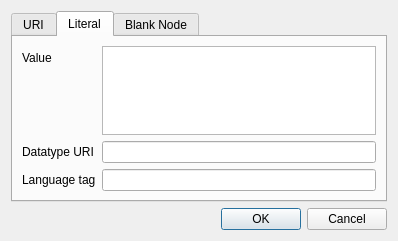
This is GRASP/nodeedit.ui in Anchakor/GRASP as Qt 5 draws it before an edit. The edited form follows.
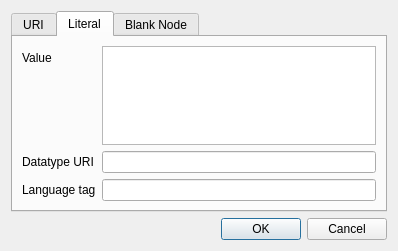
This is the edited form.

What changed in the file:
```diff
--- a/GRASP/nodeedit.ui
+++ b/GRASP/nodeedit.ui
@@ -10,7 +10,7 @@
     <x>0</x>
     <y>0</y>
     <width>398</width>
-    <height>241</height>
+    <height>251</height>
    </rect>
   </property>
   <property name="windowTitle">
@@ -37,6 +37,9 @@
        <string>Literal</string>
       </attribute>
       <layout class="QFormLayout" name="formLayout">
+       <property name="fieldGrowthPolicy">
+        <enum>QFormLayout::AllNonFixedFieldsGrow</enum>
+       </property>
        <item row="0" column="0">
         <widget class="QLabel" name="valuelabel">
          <property name="text">
```
Left out of the diff: 8 changed lines with no effect on the pictures.
